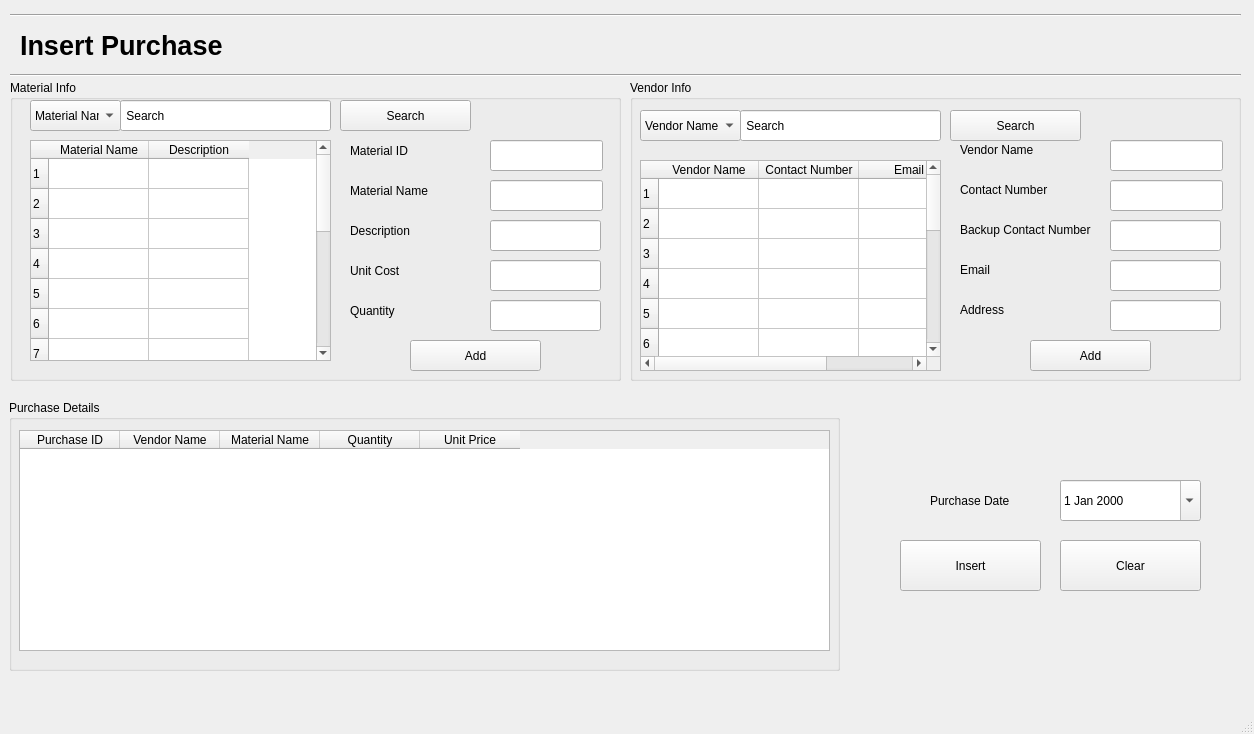
basil-ali-khan/Inventory-Management-System, file Screens/Insert Purchase.ui: the form before one commit.
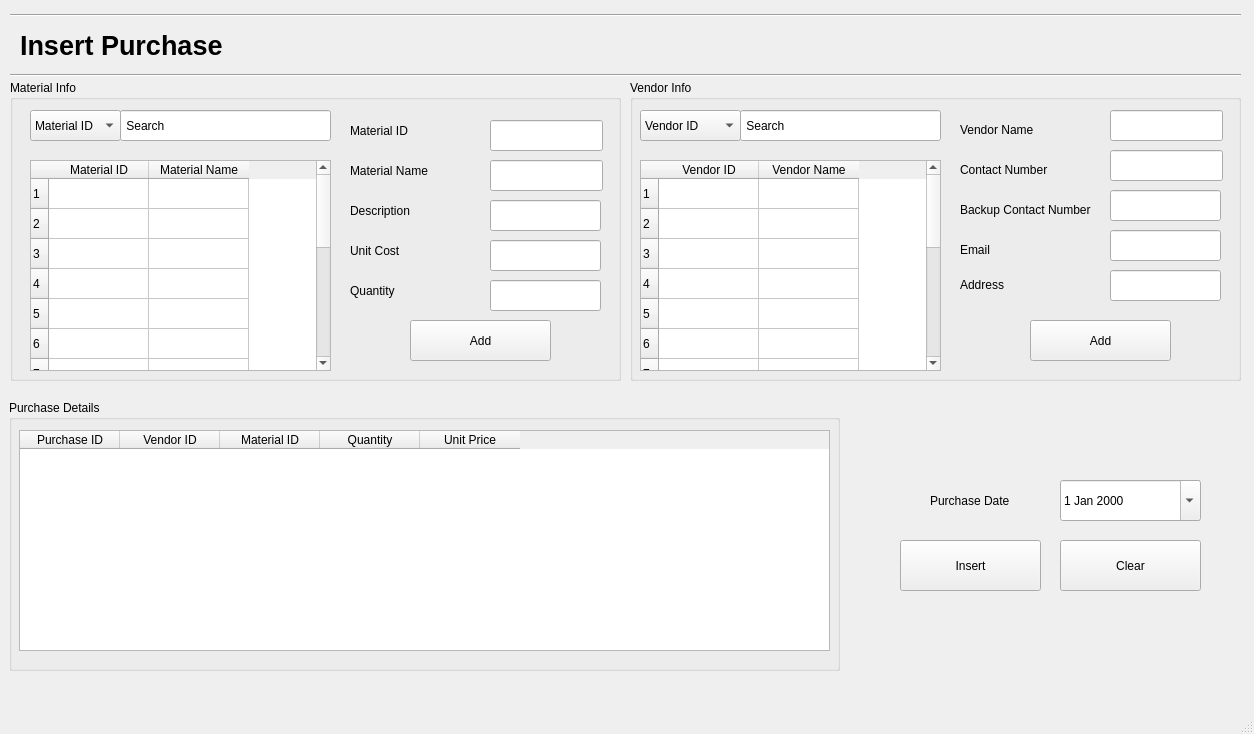
The form after the commit.

Diff of the .ui file:
```diff
--- a/Screens/Insert Purchase.ui
+++ b/Screens/Insert Purchase.ui
@@ -19,7 +19,7 @@
      <rect>
       <x>20</x>
       <y>20</y>
-      <width>301</width>
+      <width>221</width>
       <height>51</height>
      </rect>
     </property>
@@ -96,9 +96,9 @@
      <property name="geometry">
       <rect>
        <x>20</x>
-       <y>60</y>
+       <y>80</y>
        <width>301</width>
-       <height>221</height>
+       <height>211</height>
       </rect>
      </property>
      <row>
@@ -178,12 +178,12 @@
      </row>
      <column>
       <property name="text">
-       <string>Material Name</string>
+       <string>Material ID</string>
       </property>
      </column>
      <column>
       <property name="text">
-       <string>Description</string>
+       <string>Material Name</string>
       </property>
      </column>
     </widget>
@@ -191,7 +191,7 @@
      <property name="geometry">
       <rect>
        <x>340</x>
-       <y>60</y>
+       <y>40</y>
        <width>81</width>
        <height>21</height>
       </rect>
@@ -204,7 +204,7 @@
      <property name="geometry">
       <rect>
        <x>340</x>
-       <y>100</y>
+       <y>80</y>
        <width>101</width>
        <height>21</height>
       </rect>
@@ -217,7 +217,7 @@
      <property name="geometry">
       <rect>
        <x>480</x>
-       <y>60</y>
+       <y>40</y>
        <width>113</width>
        <height>31</height>
       </rect>
@@ -233,7 +233,7 @@
      <property name="geometry">
       <rect>
        <x>480</x>
-       <y>100</y>
+       <y>80</y>
        <width>113</width>
        <height>31</height>
       </rect>
@@ -249,7 +249,7 @@
      <property name="geometry">
       <rect>
        <x>340</x>
-       <y>140</y>
+       <y>120</y>
        <width>81</width>
        <height>21</height>
       </rect>
@@ -262,7 +262,7 @@
      <property name="geometry">
       <rect>
        <x>340</x>
-       <y>180</y>
+       <y>160</y>
        <width>101</width>
        <height>21</height>
       </rect>
@@ -275,7 +275,7 @@
      <property name="geometry">
       <rect>
        <x>480</x>
-       <y>140</y>
+       <y>120</y>
        <width>111</width>
        <height>31</height>
       </rect>
@@ -291,7 +291,7 @@
      <property name="geometry">
       <rect>
        <x>340</x>
-       <y>220</y>
+       <y>200</y>
        <width>101</width>
        <height>21</height>
       </rect>
@@ -304,9 +304,9 @@
      <property name="geometry">
       <rect>
        <x>400</x>
-       <y>260</y>
-       <width>131</width>
-       <height>31</height>
+       <y>240</y>
+       <width>141</width>
+       <height>41</height>
       </rect>
      </property>
      <property name="text">
@@ -317,7 +317,7 @@
      <property name="geometry">
       <rect>
        <x>480</x>
-       <y>180</y>
+       <y>160</y>
        <width>111</width>
        <height>31</height>
       </rect>
@@ -333,7 +333,7 @@
      <property name="geometry">
       <rect>
        <x>480</x>
-       <y>220</y>
+       <y>200</y>
        <width>111</width>
        <height>31</height>
       </rect>
@@ -349,7 +349,7 @@
      <property name="geometry">
       <rect>
        <x>110</x>
-       <y>20</y>
+       <y>30</y>
        <width>211</width>
        <height>31</height>
       </rect>
@@ -362,11 +362,16 @@
      <property name="geometry">
       <rect>
        <x>20</x>
-       <y>20</y>
+       <y>30</y>
        <width>91</width>
        <height>31</height>
       </rect>
      </property>
+     <item>
+      <property name="text">
+       <string>Material ID</string>
+      </property>
+     </item>
      <item>
       <property name="text">
        <string>Material Name</string>
@@ -378,19 +383,6 @@
       </property>
      </item>
     </widget>
-    <widget class="QPushButton" name="pushButton_5">
-     <property name="geometry">
-      <rect>
-       <x>330</x>
-       <y>20</y>
-       <width>131</width>
-       <height>31</height>
-      </rect>
-     </property>
-     <property name="text">
-      <string>Search</string>
-     </property>
-    </widget>
    </widget>
    <widget class="QLabel" name="label_9">
     <property name="geometry">
@@ -454,7 +446,7 @@
      <property name="geometry">
       <rect>
        <x>330</x>
-       <y>60</y>
+       <y>40</y>
        <width>101</width>
        <height>20</height>
       </rect>
@@ -467,7 +459,7 @@
      <property name="geometry">
       <rect>
        <x>330</x>
-       <y>100</y>
+       <y>80</y>
        <width>101</width>
        <height>20</height>
       </rect>
@@ -480,7 +472,7 @@
      <property name="geometry">
       <rect>
        <x>330</x>
-       <y>180</y>
+       <y>160</y>
        <width>101</width>
        <height>20</height>
       </rect>
@@ -573,21 +565,16 @@
        <string>15</string>
       </property>
      </row>
+     <column>
+      <property name="text">
+       <string>Vendor ID</string>
+      </property>
+     </column>
      <column>
       <property name="text">
        <string>Vendor Name</string>
       </property>
      </column>
-     <column>
-      <property name="text">
-       <string>Contact Number</string>
-      </property>
-     </column>
-     <column>
-      <property name="text">
-       <string>Email</string>
-      </property>
-     </column>
     </widget>
     <widget class="QLineEdit" name="lineEdit_6">
      <property name="geometry">
@@ -606,7 +593,7 @@
      <property name="geometry">
       <rect>
        <x>330</x>
-       <y>140</y>
+       <y>120</y>
        <width>141</width>
        <height>20</height>
       </rect>
@@ -619,7 +606,7 @@
      <property name="geometry">
       <rect>
        <x>480</x>
-       <y>220</y>
+       <y>190</y>
        <width>111</width>
        <height>31</height>
       </rect>
@@ -635,7 +622,7 @@
      <property name="geometry">
       <rect>
        <x>480</x>
-       <y>60</y>
+       <y>30</y>
        <width>113</width>
        <height>31</height>
       </rect>
@@ -651,7 +638,7 @@
      <property name="geometry">
       <rect>
        <x>480</x>
-       <y>140</y>
+       <y>110</y>
        <width>111</width>
        <height>31</height>
       </rect>
@@ -667,7 +654,7 @@
      <property name="geometry">
       <rect>
        <x>480</x>
-       <y>100</y>
+       <y>70</y>
        <width>113</width>
        <height>31</height>
       </rect>
@@ -683,7 +670,7 @@
      <property name="geometry">
       <rect>
        <x>480</x>
-       <y>180</y>
+       <y>150</y>
        <width>111</width>
        <height>31</height>
       </rect>
@@ -699,9 +686,9 @@
      <property name="geometry">
       <rect>
        <x>400</x>
-       <y>260</y>
-       <width>121</width>
-       <height>31</height>
+       <y>240</y>
+       <width>141</width>
+       <height>41</height>
       </rect>
      </property>
      <property name="text">
@@ -717,6 +704,11 @@
        <height>31</height>
       </rect>
      </property>
+     <item>
+      <property name="text">
+       <string>Vendor ID</string>
+      </property>
+     </item>
      <item>
       <property name="text">
        <string>Vendor Name</string>
@@ -737,7 +729,7 @@
      <property name="geometry">
       <rect>
        <x>330</x>
-       <y>220</y>
+       <y>195</y>
        <width>101</width>
        <height>20</height>
       </rect>
@@ -746,19 +738,6 @@
       <string>Address</string>
      </property>
     </widget>
-    <widget class="QPushButton" name="pushButton_6">
-     <property name="geometry">
-      <rect>
-       <x>320</x>
-       <y>30</y>
-       <width>131</width>
-       <height>31</height>
-      </rect>
-     </property>
-     <property name="text">
-      <string>Search</string>
-     </property>
-    </widget>
    </widget>
    <widget class="QGroupBox" name="groupBox">
     <property name="geometry">
@@ -788,12 +767,12 @@
      </column>
      <column>
       <property name="text">
-       <string>Vendor Name</string>
+       <string>Vendor ID</string>
       </property>
      </column>
      <column>
       <property name="text">
-       <string>Material Name</string>
+       <string>Material ID</string>
       </property>
      </column>
      <column>
```
Left out of the diff: 12 changed lines with no effect on the pictures.
